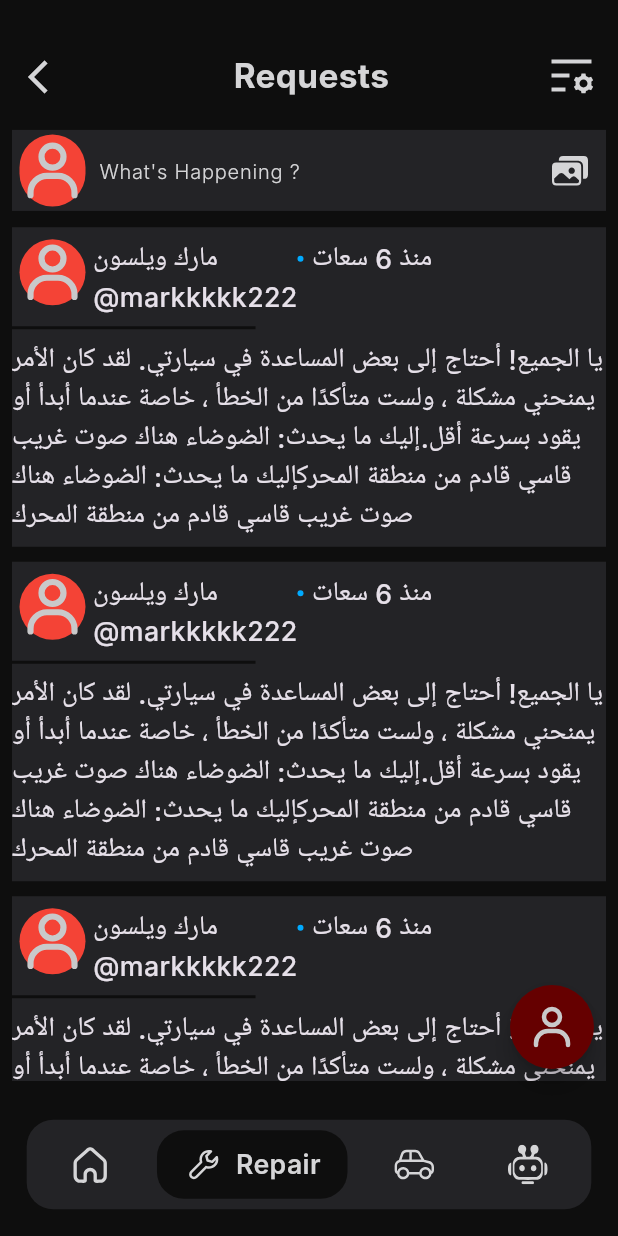
After one commit to CarMate95/care_mate, a Flutter app: the screen it shows after launch, item 2 of the bottom bar chosen, on a phone screen of 412 x 824 dp. The commit adds this screen. Run offline on Flutter 3.47's test engine with Material 3 defaults, Android fonts, the phone set to English and light mode, and no system bars; drawn by our look-alikes of google_nav_bar; our stand-ins replace cached_network_image, dartz, dio, easy_localization, firebase_core, flutter_bloc and 7 more; accounts and stored records are empty; Roboto replaces fonts that are missing (Inter); project files that could hold a hidden picture were left out.

Commit message:
request screen

```diff
--- a/assets/translations/ar.json
+++ b/assets/translations/ar.json
@@ -29,5 +29,7 @@
     "enterYourLocation": "ادخل موقعك",
     "phoneNumber": "رقم الهاتف",
     "phoneNumberMustBe11Digits": "رقم الهاتف يجب ان يكون 11 رقم",
-    "forgetPassword": "نسيت كلمة المرور"
+    "forgetPassword": "نسيت كلمة المرور",
+    "requests":"طلب المساعده",
+    "whatHappening":"ماذ يحدث معك الأن"
 }
--- a/assets/translations/en.json
+++ b/assets/translations/en.json
@@ -29,5 +29,7 @@
     "enterYourLocation": "Enter your location",
     "phoneNumber": "Phone Number",
     "phoneNumberMustBe11Digits": "Phone number must be 11 digits",
-    "forgetPassword": "Forget Password"
+    "forgetPassword": "Forget Password",
+    "requests": "Requests",
+    "whatHappening":"What's Happening ?"
 }
--- a/lib/config/themes/assets_manager.dart
+++ b/lib/config/themes/assets_manager.dart
@@ -19,6 +19,9 @@ class AssetsManager {
   static const String emailImage = '${_svgPath}email_image.svg';
   static const String locatinIcon = '${_svgPath}location_icon.svg';
   static const String callIcon = '${_svgPath}call_icon.svg';
+  static const String settingsIcon = '${_svgPath}settings.svg';
+  static const String picturePostIcon = '${_svgPath}picturepost.svg';
+  static const String personIcon = '${_svgPath}personIcon.svg';
 
   /// Icons
 
--- a/lib/config/themes/text_manager.dart
+++ b/lib/config/themes/text_manager.dart
@@ -66,4 +66,7 @@ abstract class TextManager {
   static const String enterYourLocation = "enterYourLocation";
   static const String phoneNumber = "phoneNumber";
   static const String phoneNumberMustBe11Digits = "phoneNumberMustBe11Digits";
+  //Repair Feature
+  static const String requests = "requests";
+  static const String whatHappening = "whatHappening";
 }
--- a/lib/features/layout/presentation/pages/layout_screen.dart
+++ b/lib/features/layout/presentation/pages/layout_screen.dart
@@ -1,6 +1,7 @@
 import 'package:car_mate/config/themes/color_manager.dart';
 import 'package:car_mate/config/themes/text_style.dart';
 import 'package:car_mate/core/utils/extensions/theme_extension.dart';
+import 'package:car_mate/features/repair/presentation/pages/repair_screen.dart';
 import 'package:flutter/material.dart';
 import 'package:flutter_bloc/flutter_bloc.dart';
 
@@ -20,12 +21,7 @@ class LayoutScreen extends StatelessWidget {
             style: getBoldStyle(color: ColorManager.primaryColor),
           ),
         ),
-        Center(
-          child: Text(
-            'Repair',
-            style: getBoldStyle(color: ColorManager.primaryColor),
-          ),
-        ),
+        const RepairScreen(),
         Center(
           child: Text(
             'My Car ',
--- a/lib/features/layout/presentation/widgets/custom_layout_button_nav_bar.dart
+++ b/lib/features/layout/presentation/widgets/custom_layout_button_nav_bar.dart
@@ -23,8 +23,9 @@ class CustomLayoutButtonNavBar extends StatelessWidget {
           padding: EdgeInsets.symmetric(horizontal: 10.w, vertical: 6.h),
           decoration: BoxDecoration(
             borderRadius: BorderRadius.circular(16.r),
-            color:
-                context.isDarkMode ? ColorManager.darkGrey : ColorManager.lightGrey,
+            color: context.isDarkMode
+                ? ColorManager.darkGrey
+                : ColorManager.lightGrey,
           ),
           child: GNav(
             gap: 8,
--- /dev/null
+++ b/lib/features/repair/presentation/pages/repair_screen.dart
@@ -0,0 +1,11 @@
+import 'package:car_mate/features/repair/presentation/widgets/repair_body.dart';
+import 'package:flutter/material.dart';
+
+class RepairScreen extends StatelessWidget {
+  const RepairScreen({super.key});
+
+  @override
+  Widget build(BuildContext context) {
+    return const RepairBody();
+  }
+}
--- /dev/null
+++ b/lib/features/repair/presentation/widgets/customcircularavatar.dart
@@ -0,0 +1,25 @@
+import 'package:car_mate/config/themes/assets_manager.dart';
+import 'package:flutter/material.dart';
+import 'package:flutter_svg/svg.dart';
+
+class CustomCircularAvatat extends StatelessWidget {
+  const CustomCircularAvatat({super.key});
+
+  @override
+  Widget build(BuildContext context) {
+    return Padding(
+      padding: const EdgeInsets.symmetric(horizontal: 5.0),
+      child: Container(
+        width: 44,
+        height: 44,
+        decoration: const BoxDecoration(
+            color: Colors.red,
+            borderRadius: BorderRadius.all(Radius.circular(100))),
+        child: SvgPicture.asset(
+          AssetsManager.personIcon,
+          fit: BoxFit.contain,
+        ),
+      ),
+    );
+  }
+}
--- /dev/null
+++ b/lib/features/repair/presentation/widgets/customcreatepostwidget.dart
@@ -0,0 +1,42 @@
+import 'package:car_mate/config/themes/assets_manager.dart';
+import 'package:car_mate/config/themes/color_manager.dart';
+import 'package:car_mate/config/themes/text_manager.dart';
+import 'package:car_mate/config/themes/text_style.dart';
+import 'package:car_mate/core/utils/extensions/theme_extension.dart';
+import 'package:car_mate/core/utils/functions/spacing.dart';
+import 'package:car_mate/core/utils/widgets/custom_text.dart';
+import 'package:car_mate/features/repair/presentation/widgets/customcircularavatar.dart';
+import 'package:easy_localization/easy_localization.dart';
+import 'package:flutter/material.dart';
+import 'package:flutter_svg/svg.dart';
+
+class CustomCreatePostWidget extends StatelessWidget {
+  const CustomCreatePostWidget({super.key});
+
+  @override
+  Widget build(BuildContext context) {
+    return Container(
+      color:
+          context.isDarkMode ? ColorManager.darkGrey : ColorManager.lightGrey,
+      child: TextField(
+        cursorColor: context.isDarkMode ? ColorManager.white : Colors.black,
+        decoration: InputDecoration(
+          suffixIcon: IconButton(
+            onPressed: () {},
+            icon: SvgPicture.asset(
+              AssetsManager.picturePostIcon,
+              color: context.isDarkMode ? ColorManager.lightGrey : Colors.black,
+            ),
+          ),
+          border: InputBorder.none,
+          hintText: TextManager.whatHappening.tr(),
+          hintStyle: getLightStyle(
+            color: context.isDarkMode ? ColorManager.lightGrey : Colors.black,
+          ),
+          contentPadding: const EdgeInsets.all(15),
+          prefixIcon: const CustomCircularAvatat(),
+        ),
+      ),
+    );
+  }
+}
--- /dev/null
+++ b/lib/features/repair/presentation/widgets/customfloatingactionbutton.dart
@@ -0,0 +1,17 @@
+import 'package:car_mate/config/themes/assets_manager.dart';
+import 'package:car_mate/config/themes/color_manager.dart';
+import 'package:flutter/material.dart';
+import 'package:flutter_svg/svg.dart';
+
+class CustomFloatingActionButton extends StatelessWidget {
+  const CustomFloatingActionButton({super.key});
+
+  @override
+  Widget build(BuildContext context) {
+    return FloatingActionButton(
+        backgroundColor: ColorManager.primaryColor,
+        onPressed: () {},
+        shape: const CircleBorder(),
+        child: SvgPicture.asset(AssetsManager.personIcon));
+  }
+}
--- /dev/null
+++ b/lib/features/repair/presentation/widgets/custompost.dart
@@ -0,0 +1,70 @@
+import 'package:car_mate/config/themes/color_manager.dart';
+import 'package:car_mate/core/utils/extensions/theme_extension.dart';
+import 'package:car_mate/core/utils/functions/spacing.dart';
+import 'package:car_mate/core/utils/widgets/custom_text.dart';
+import 'package:car_mate/features/repair/presentation/widgets/customcircularavatar.dart';
+import 'package:flutter/material.dart';
+
+class CustomPost extends StatelessWidget {
+  const CustomPost({super.key});
+
+  @override
+  Widget build(BuildContext context) {
+    return Padding(
+      padding: const EdgeInsets.symmetric(vertical: 5.0),
+      child: Container(
+        width: double.infinity,
+        color:
+            context.isDarkMode ? ColorManager.darkGrey : ColorManager.lightGrey,
+        child: Padding(
+          padding: const EdgeInsets.symmetric(vertical: 8.0),
+          child: Column(
+            crossAxisAlignment: CrossAxisAlignment.start,
+            children: [
+              Row(
+                crossAxisAlignment: CrossAxisAlignment.start,
+                children: [
+                  const CustomCircularAvatat(),
+                  const Column(
+                    crossAxisAlignment: CrossAxisAlignment.start,
+                    children: [
+                      CustomText(text: 'مارك ويلسون'),
+                      CustomText(text: '@markkkkk222'),
+                    ],
+                  ),
+                  Row(
+                    children: [
+                      Container(
+                        width: 4,
+                        height: 4,
+                        decoration: const BoxDecoration(
+                            color: Color(0xff00AAFF),
+                            borderRadius:
+                                BorderRadius.all(Radius.circular(10))),
+                      ),
+                      horizontalSpace(5),
+                      const CustomText(text: 'منذ 6 سعات'),
+                    ],
+                  ),
+                ],
+              ),
+              const FractionallySizedBox(
+                widthFactor: 0.41,
+
+                //
+                child: Divider(
+                  color: Color(0xff0E0E0E),
+                  thickness: 2,
+                ),
+              ),
+              const CustomText(
+                  lines: 5,
+                  text:
+                      'يا الجميع! أحتاج إلى بعض المساعدة في سيارتي. لقد كان الأمر يمنحني مشكلة ، ولست متأكدًا من الخطأ ، خاصة عندما أبدأ أو يقود بسرعة أقل.إليك ما يحدث: الضوضاء هناك صوت غريب قاسي قادم من منطقة المحركإليك ما يحدث: الضوضاء هناك صوت غريب قاسي قادم من منطقة المحرك'),
+            ],
+          ),
+        ),
+      ),
+    );
+  }
+}
--- /dev/null
+++ b/lib/features/repair/presentation/widgets/repair_body.dart
@@ -0,0 +1,57 @@
+// ignore_for_file: deprecated_member_use
+import 'package:car_mate/config/themes/assets_manager.dart';
+import 'package:car_mate/config/themes/color_manager.dart';
+import 'package:car_mate/config/themes/text_manager.dart';
+import 'package:car_mate/core/utils/extensions/theme_extension.dart';
+import 'package:car_mate/core/utils/functions/spacing.dart';
+import 'package:car_mate/core/utils/widgets/custom_app_bar.dart';
+import 'package:car_mate/core/utils/widgets/custom_text.dart';
+import 'package:car_mate/features/repair/presentation/widgets/customcircularavatar.dart';
+import 'package:car_mate/features/repair/presentation/widgets/customfloatingactionbutton.dart';
+import 'package:car_mate/features/repair/presentation/widgets/customcreatepostwidget.dart';
+import 'package:car_mate/features/repair/presentation/widgets/custompost.dart';
+import 'package:easy_localization/easy_localization.dart';
+import 'package:flutter/material.dart';
+import 'package:flutter_svg/svg.dart';
+
+class RepairBody extends StatelessWidget {
+  const RepairBody({super.key});
+
+  @override
+  Widget build(BuildContext context) {
+    return Scaffold(
+      floatingActionButton: const CustomFloatingActionButton(),
+      body: SafeArea(
+        child: Padding(
+          padding: const EdgeInsets.all(8.0),
+          child: ListView(
+            children: [
+              CustomAppBar(
+                title: TextManager.requests,
+                suffex: Padding(
+                  padding: const EdgeInsets.all(8.0),
+                  child: SvgPicture.asset(
+                    AssetsManager.settingsIcon,
+                    color: context.isDarkMode
+                        ? ColorManager.lightGrey
+                        : Colors.black,
+                  ),
+                ),
+              ),
+              verticalSpace(10),
+              const CustomCreatePostWidget(),
+              verticalSpace(5),
+              Expanded(
+                  child: ListView.builder(
+                physics: const NeverScrollableScrollPhysics(),
+                shrinkWrap: true,
+                itemBuilder: (context, index) => const CustomPost(),
+                itemCount: 20,
+              )),
+            ],
+          ),
+        ),
+      ),
+    );
+  }
+}
--- a/lib/main.dart
+++ b/lib/main.dart
@@ -23,7 +23,7 @@ void main() async {
         Locale('ar'),
       ],
       fallbackLocale: const Locale('en'),
-      startLocale: const Locale('ar'),
+      startLocale: const Locale('en'),
       child: const MyApp(),
     ),
   );
--- a/lib/my_app.dart
+++ b/lib/my_app.dart
@@ -31,7 +31,7 @@ class MyApp extends StatelessWidget {
                 darkTheme: AppTheme.dark,
                 themeMode: ThemeCubit.themeMode,
                 navigatorKey: RouteManager.navigatorKey,
-                initialRoute: PageName.loginScreen,
+                initialRoute: PageName.layoutScreen,
                 onGenerateRoute: RouteManager.onGenerateRoute,
               );
             },
```
Also changed, not shown: assets/svg/person2.svg (added), assets/svg/personIcon.svg (added), assets/svg/picturepost.svg (added), assets/svg/settings.svg (added).
